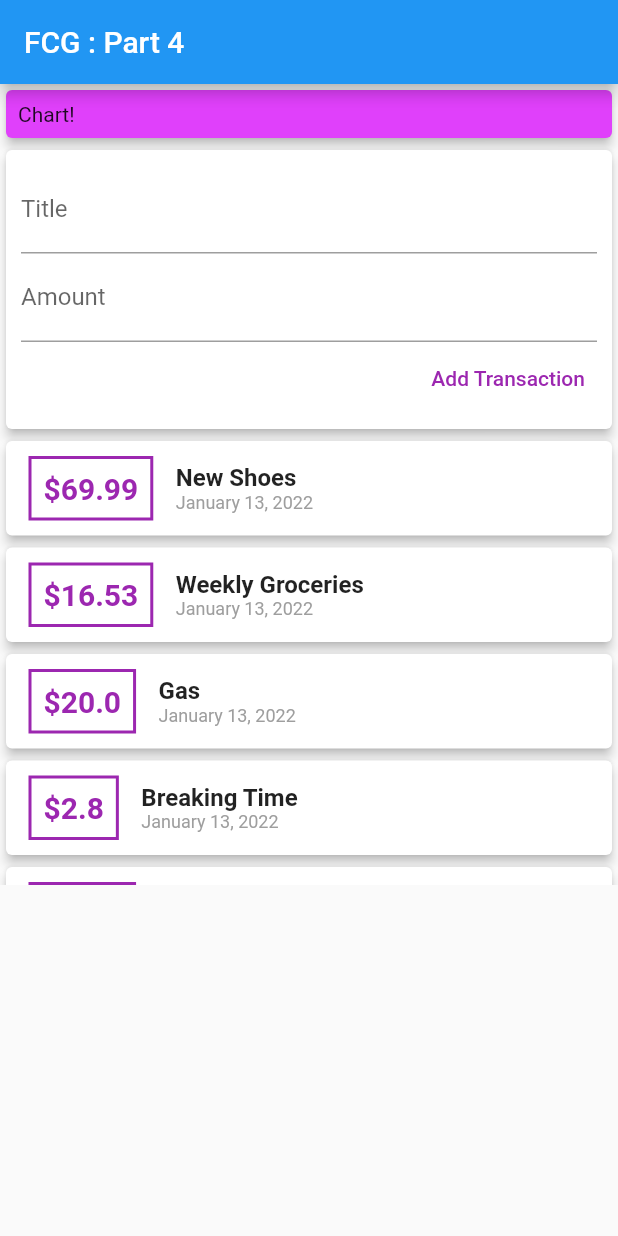
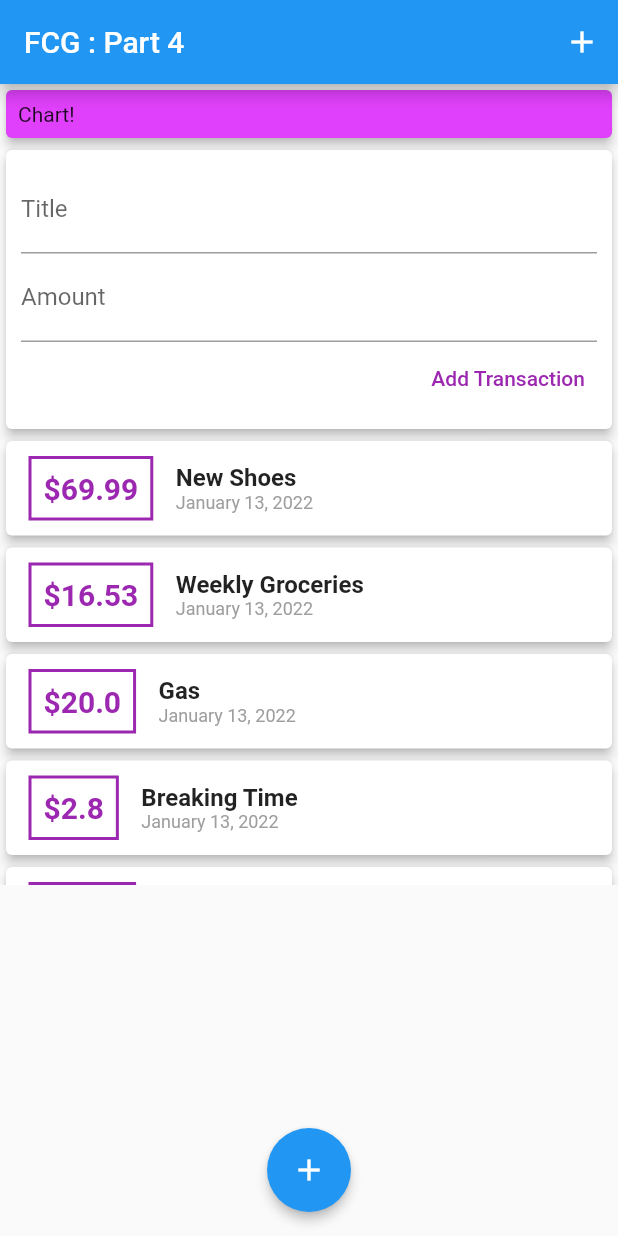
Before and after one commit to ferdvtn/flutter_personal_expenses, a Flutter app: the screen it shows after launch, on a phone screen of 412 x 824 dp. Run offline on Flutter 3.47's test engine with Material 2 defaults, Android fonts, the phone set to English and light mode, and no system bars.

Commit message:
Adding Appbar IconButton & FloatingActionButton

```diff
--- a/lib/main.dart
+++ b/lib/main.dart
@@ -30,6 +30,12 @@ class MyHomePage extends StatelessWidget {
     return Scaffold(
       appBar: AppBar(
         title: Text(appBarTitle),
+        actions: [
+          IconButton(
+            icon: const Icon(Icons.add),
+            onPressed: () {},
+          ),
+        ],
       ),
       body: SingleChildScrollView(
         child: Column(
@@ -51,9 +57,15 @@ class MyHomePage extends StatelessWidget {
                 ),
               ),
             ),
-            const TransactionUser()
+            const TransactionUser(),
           ],
         ),
+      ),
+      floatingActionButtonLocation: FloatingActionButtonLocation.centerFloat,
+      floatingActionButton: FloatingActionButton(
+        elevation: 3,
+        onPressed: () {},
+        child: const Icon(Icons.add),
       ),
     );
   }
```
